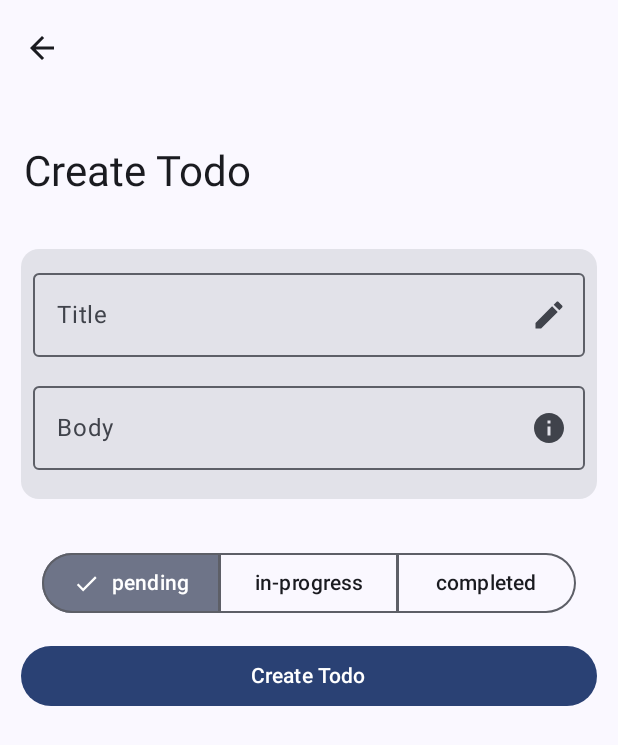
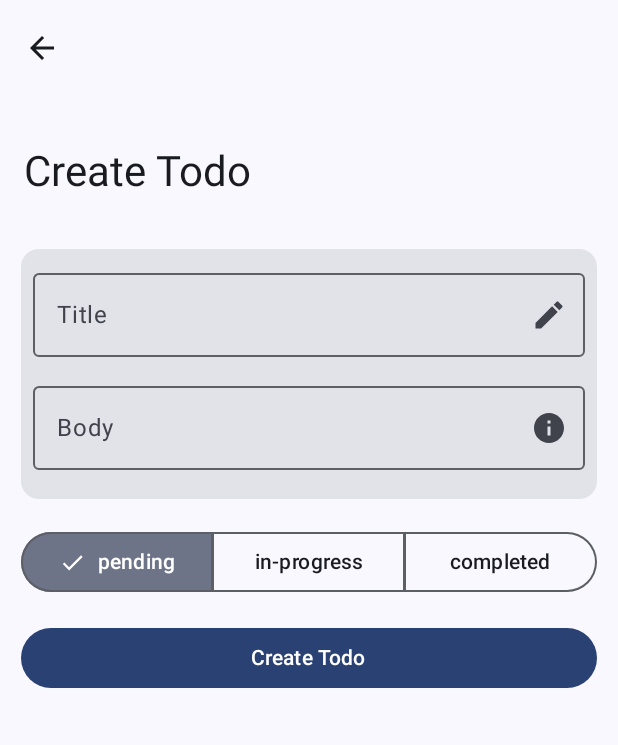
Before and after one commit to girish54321/JetPack-Todo-App, an Android app built with Jetpack Compose: the CreateTodoScreen screen opened through its navigation route, on a phone screen of 412 x 824 dp. Shown: the top 745 px of the screen. Run offline under Robolectric (Android 15) with nearby library versions, the phone set to English and light mode, and no system bars; our stand-ins replace Dagger/Hilt's generated code.

Commit message:
fix spacing

```diff
--- a/app/src/main/java/com/example/resreqapp/Screen/CreateTodo/CreateToDoScreen.kt
+++ b/app/src/main/java/com/example/resreqapp/Screen/CreateTodo/CreateToDoScreen.kt
@@ -121,10 +121,6 @@ fun CreateTodoScreen(
             Box(
                 modifier = Modifier.padding(top = 18.dp)
             )
-            Column(
-                modifier = Modifier
-                    .padding(14.dp)
-            ) {
             TodoState(
                 options = appViewModal.options,
                 onSelectionChange = { selectedIndex ->
@@ -132,10 +128,10 @@ fun CreateTodoScreen(
                 },
                 selectedIndex = appViewModal.optionsIndex,
             )
-            }
+            Spacer(modifier = Modifier.height(16.dp))
             Button(
                 onClick = {
-                    if(isUpdate){
+                    if (isUpdate) {
                         homeScreenViewModal.updateTodo(onSuccess = {
                             homeScreenViewModal.hardReload()
                             navController.popBackStack()
--- a/app/src/main/java/com/example/resreqapp/Screen/SettingsScreen/SettingsScreen.kt
+++ b/app/src/main/java/com/example/resreqapp/Screen/SettingsScreen/SettingsScreen.kt
@@ -89,7 +89,7 @@ fun SettingsScreen(
             ListItem(
                 modifier = Modifier
                     .clickable { settingViewModal.openLogoutModal() },
-                headlineContent = { Text("LogOut") },
+                headlineContent = { Text("Logout") },
                 supportingContent = { Text("LogOut form app.") },
 
                 leadingContent = {
```
Lines whose indentation alone changed are shown as unchanged.
